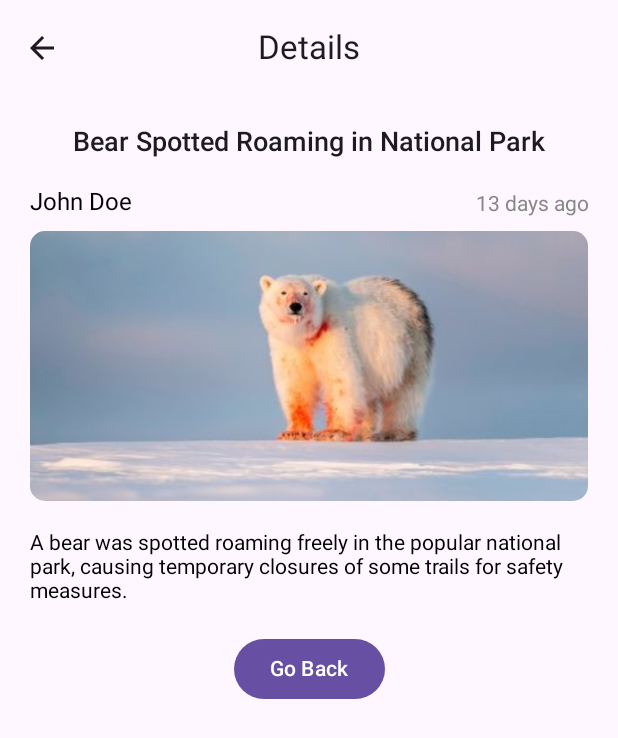
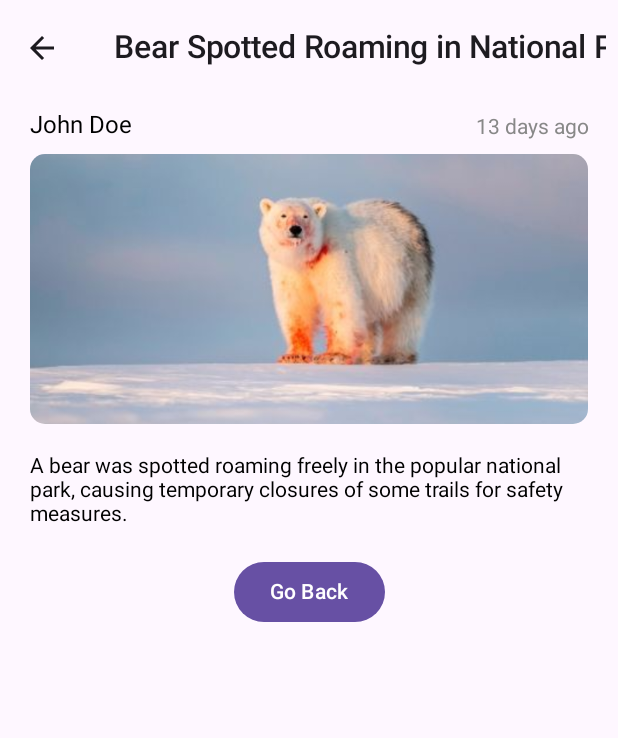
Before and after one commit to tortamque/Newslum, an Android app built with Jetpack Compose: the @Preview function PreviewDetailScreen, on a phone screen of 412 x 824 dp. Shown: the top 738 px of the screen. Run offline under Robolectric (Android 15) with nearby library versions, the phone set to English and light mode, and no system bars.

Commit message:
Move article title to the App Bar

```diff
--- a/app/src/main/java/com/example/newsapp/ui/screen/DetailScreen.kt
+++ b/app/src/main/java/com/example/newsapp/ui/screen/DetailScreen.kt
@@ -1,6 +1,7 @@
 package com.example.newsapp.ui.screen
 
 import androidx.compose.foundation.Image
+import androidx.compose.foundation.horizontalScroll
 import androidx.compose.foundation.layout.Column
 import androidx.compose.foundation.layout.Row
 import androidx.compose.foundation.layout.fillMaxSize
@@ -50,7 +51,7 @@ fun DetailScreen(
     val scrollState = rememberScrollState()
 
     Scaffold(
-        topBar = { DetailScreenAppBar(onBackPressed = {navController.popBackStack()})}
+        topBar = { DetailScreenAppBar(onBackPressed = {navController.popBackStack()}, title = newsData.title)}
     ) {paddingValues ->
         Column(
             modifier = Modifier
@@ -58,16 +59,8 @@ fun DetailScreen(
                 .verticalScroll(scrollState)
                 .padding(horizontal = 20.dp),
         ) {
-            Text(
-                text = newsData.title,
-                fontSize = 18.sp,
-                fontWeight = FontWeight.SemiBold,
-                modifier = Modifier
-                    .align(CenterHorizontally)
-                    .padding(top = defaultPadding + paddingValues.calculateTopPadding(), bottom = defaultPadding)
-            )
             Row(
-                Modifier.padding(bottom = defaultPadding/2)
+                Modifier.padding(bottom = defaultPadding/2, top = paddingValues.calculateTopPadding() + defaultPadding/2)
             ) {
                 Text(
                     newsData.author,
@@ -120,9 +113,20 @@ fun DetailScreen(
 
 @OptIn(ExperimentalMaterial3Api::class)
 @Composable
-fun DetailScreenAppBar(onBackPressed: ()->Unit = {}){
+fun DetailScreenAppBar(onBackPressed: ()->Unit = {}, title: String){
+    val scrollState = rememberScrollState()
+
     CenterAlignedTopAppBar(
-        title = {Text(text = "Details")},
+        title = {
+            Text(
+                text = title,
+                fontWeight = FontWeight.SemiBold,
+                fontSize = 21.sp,
+                modifier = Modifier
+                    .padding(start = 20.dp)
+                    .horizontalScroll(scrollState)
+            )
+        },
         navigationIcon = {
             IconButton(onClick = {onBackPressed()}) {
                 Icon(imageVector = Icons.Default.ArrowBack, contentDescription = "Back")
```
